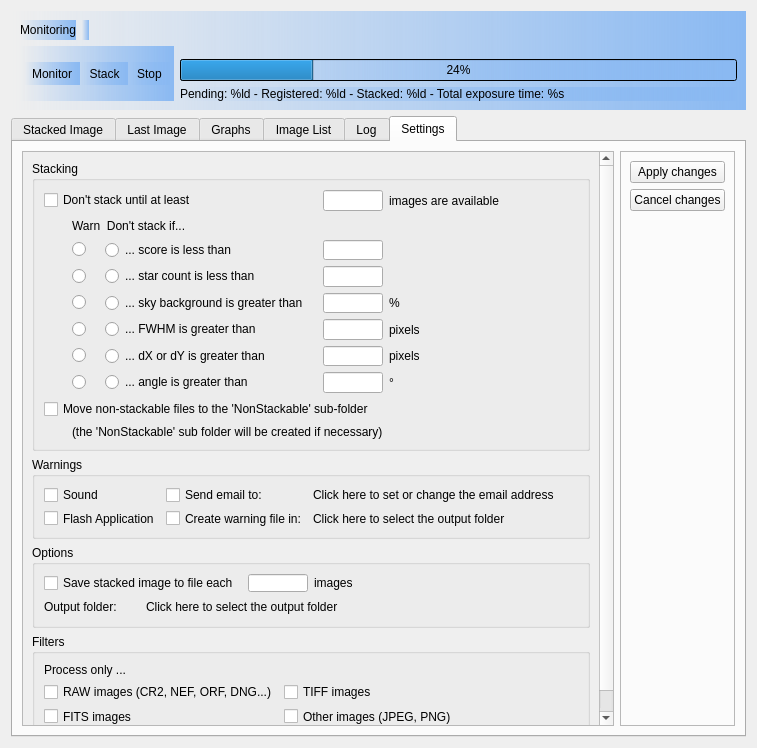
Above: DeepSkyStackerLive/ui/DeepSkyStackerLive.ui from deepskystacker/DSS before the change. Below: the same form after it.
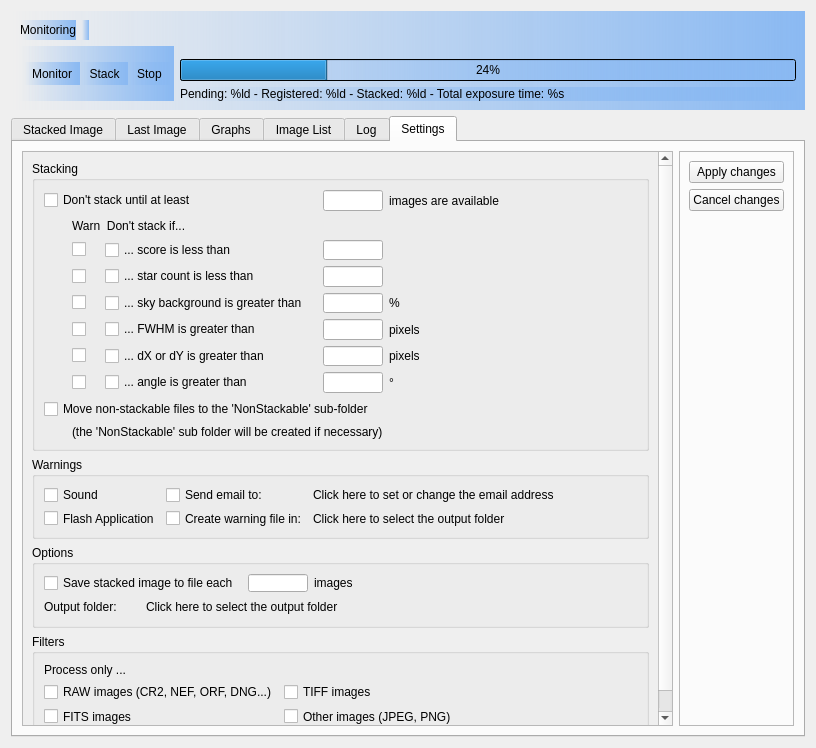
That is the form after the change. Icons and pictures are not drawn. Custom widgets are drawn as their Qt base class.

Commit message: Revert change to use Radio buttons

```diff
--- a/DeepSkyStackerLive/ui/DeepSkyStackerLive.ui
+++ b/DeepSkyStackerLive/ui/DeepSkyStackerLive.ui
@@ -6,7 +6,7 @@
    <rect>
     <x>0</x>
     <y>0</y>
-    <width>757</width>
+    <width>816</width>
     <height>748</height>
    </rect>
   </property>
@@ -545,7 +545,7 @@
            <rect>
             <x>0</x>
             <y>0</y>
-            <width>580</width>
+            <width>639</width>
             <height>601</height>
            </rect>
           </property>
@@ -651,7 +651,7 @@
                </spacer>
               </item>
               <item row="2" column="1">
-               <widget class="QRadioButton" name="warnScore">
+               <widget class="QCheckBox" name="warnScore">
                 <property name="minimumSize">
                  <size>
                   <width>27</width>
@@ -660,7 +660,7 @@
                 </property>
                 <property name="maximumSize">
                  <size>
-                  <width>27</width>
+                  <width>20</width>
                   <height>16777215</height>
                  </size>
                 </property>
@@ -673,7 +673,7 @@
                </widget>
               </item>
               <item row="2" column="2">
-               <widget class="QRadioButton" name="dontStackScore">
+               <widget class="QCheckBox" name="dontStackScore">
                 <property name="text">
                  <string comment="IDC_DONTSTACK_SCORE">... score is less than</string>
                 </property>
@@ -692,7 +692,7 @@
                 </property>
                </widget>
               </item>
-              <item row="2" column="4" colspan="2">
+              <item row="2" column="4" colspan="3">
                <spacer name="horizontalSpacer_13">
                 <property name="orientation">
                  <enum>Qt::Horizontal</enum>
@@ -722,7 +722,7 @@
                </spacer>
               </item>
               <item row="3" column="1">
-               <widget class="QRadioButton" name="warnStars">
+               <widget class="QCheckBox" name="warnStars">
                 <property name="minimumSize">
                  <size>
                   <width>27</width>
@@ -731,7 +731,7 @@
                 </property>
                 <property name="maximumSize">
                  <size>
-                  <width>27</width>
+                  <width>20</width>
                   <height>16777215</height>
                  </size>
                 </property>
@@ -744,7 +744,7 @@
                </widget>
               </item>
               <item row="3" column="2">
-               <widget class="QRadioButton" name="dontStackStars">
+               <widget class="QCheckBox" name="dontStackStars">
                 <property name="text">
                  <string comment="IDC_DONTSTACK_STAR">... star count is less than</string>
                 </property>
@@ -763,7 +763,7 @@
                 </property>
                </widget>
               </item>
-              <item row="3" column="4" colspan="2">
+              <item row="3" column="4" colspan="3">
                <spacer name="horizontalSpacer_14">
                 <property name="orientation">
                  <enum>Qt::Horizontal</enum>
@@ -793,7 +793,19 @@
                </spacer>
               </item>
               <item row="4" column="1">
-               <widget class="QRadioButton" name="warnSkyBackground">
+               <widget class="QCheckBox" name="warnSkyBackgroung">
+                <property name="minimumSize">
+                 <size>
+                  <width>27</width>
+                  <height>0</height>
+                 </size>
+                </property>
+                <property name="maximumSize">
+                 <size>
+                  <width>20</width>
+                  <height>16777215</height>
+                 </size>
+                </property>
                 <property name="text">
                  <string/>
                 </property>
@@ -803,7 +815,7 @@
                </widget>
               </item>
               <item row="4" column="2">
-               <widget class="QRadioButton" name="dontStackSkyBackground">
+               <widget class="QCheckBox" name="dontStackSkyBackground">
                 <property name="text">
                  <string comment="IDC_DONTSTACK_SKYBACKGROUND">... sky background is greater than</string>
                 </property>
@@ -822,7 +834,7 @@
                 </property>
                </widget>
               </item>
-              <item row="4" column="4">
+              <item row="4" column="4" colspan="2">
                <widget class="QLabel" name="label_3">
                 <property name="text">
                  <string>%</string>
@@ -859,7 +871,7 @@
                </spacer>
               </item>
               <item row="5" column="1">
-               <widget class="QRadioButton" name="warnFWHM">
+               <widget class="QCheckBox" name="warnFWHM">
                 <property name="minimumSize">
                  <size>
                   <width>27</width>
@@ -868,7 +880,7 @@
                 </property>
                 <property name="maximumSize">
                  <size>
-                  <width>27</width>
+                  <width>20</width>
                   <height>16777215</height>
                  </size>
                 </property>
@@ -881,7 +893,7 @@
                </widget>
               </item>
               <item row="5" column="2">
-               <widget class="QRadioButton" name="dontStackFWHM">
+               <widget class="QCheckBox" name="dontStackFWHM">
                 <property name="text">
                  <string comment="IDC_DONTSTACK_FWHM">... FWHM is greater than</string>
                 </property>
@@ -900,7 +912,7 @@
                 </property>
                </widget>
               </item>
-              <item row="5" column="4">
+              <item row="5" column="4" colspan="2">
                <widget class="QLabel" name="label_4">
                 <property name="text">
                  <string>pixels</string>
@@ -937,7 +949,7 @@
                </spacer>
               </item>
               <item row="6" column="1">
-               <widget class="QRadioButton" name="warnOffset">
+               <widget class="QCheckBox" name="warnOffset">
                 <property name="minimumSize">
                  <size>
                   <width>27</width>
@@ -946,7 +958,7 @@
                 </property>
                 <property name="maximumSize">
                  <size>
-                  <width>27</width>
+                  <width>20</width>
                   <height>16777215</height>
                  </size>
                 </property>
@@ -959,7 +971,7 @@
                </widget>
               </item>
               <item row="6" column="2">
-               <widget class="QRadioButton" name="dontStackOffset">
+               <widget class="QCheckBox" name="dontStackOffset">
                 <property name="text">
                  <string comment="IDC_DONTSTACK_OFFSET">... dX or dY is greater than </string>
                 </property>
@@ -978,14 +990,14 @@
                 </property>
                </widget>
               </item>
-              <item row="6" column="4">
+              <item row="6" column="4" colspan="2">
                <widget class="QLabel" name="label_5">
                 <property name="text">
                  <string>pixels</string>
                 </property>
                </widget>
               </item>
-              <item row="6" column="6">
+              <item row="6" column="6" colspan="2">
                <spacer name="horizontalSpacer_17">
                 <property name="orientation">
                  <enum>Qt::Horizontal</enum>
@@ -1015,19 +1027,13 @@
                </spacer>
               </item>
               <item row="7" column="1">
-               <widget class="QRadioButton" name="warnAngle">
+               <widget class="QCheckBox" name="warnAngle">
                 <property name="minimumSize">
                  <size>
                   <width>27</width>
                   <height>0</height>
                  </size>
                 </property>
-                <property name="maximumSize">
-                 <size>
-                  <width>27</width>
-                  <height>16777215</height>
-                 </size>
-                </property>
                 <property name="text">
                  <string/>
                 </property>
@@ -1037,7 +1043,7 @@
                </widget>
               </item>
               <item row="7" column="2">
-               <widget class="QRadioButton" name="dontStackAngle">
+               <widget class="QCheckBox" name="dontStackAngle">
                 <property name="text">
                  <string comment="IDC_DONTSTACK_ANGLE">... angle is greater than</string>
                 </property>
```
Left out of the diff: 48 changed lines with no effect on the pictures.
